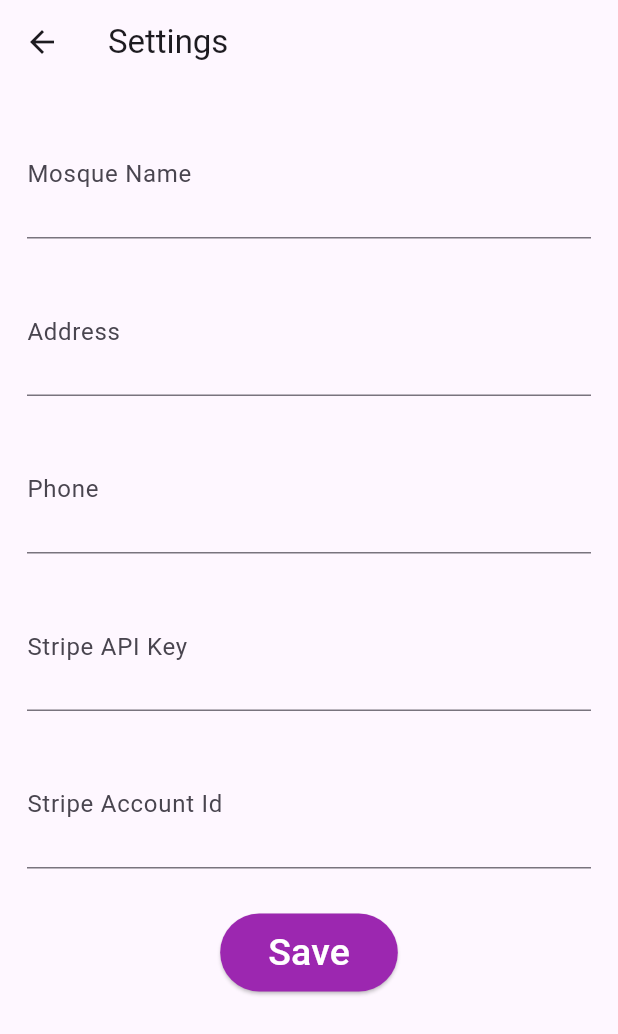
After one commit to ginilabuk/donation_flutter, a Flutter app: the screen it shows after launch, after a tap on the "settings" icon, on a phone screen of 412 x 824 dp. The commit adds this screen. Shown: the top 1034 px of the screen. Run offline on Flutter 3.47's test engine with Material 2 defaults, Android fonts, the phone set to English and light mode, and no system bars; our stand-ins replace dio, flutter_animate, get_it, shared_preferences.

Commit message:
added settings

```diff
--- a/lib/core/get_instances.dart
+++ b/lib/core/get_instances.dart
@@ -1,6 +1,8 @@
 import 'package:donation_flutter/services/api/services/http_request/api_request.dart';
 import 'package:get_it/get_it.dart';
+import 'package:shared_preferences/shared_preferences.dart';
 
 class GetInstance {
   static ApiRequest dataSource = GetIt.I.get<ApiRequest>();
+  static SharedPreferences localStorage = GetIt.I.get<SharedPreferences>();
 }
--- a/lib/core/register_singletons.dart
+++ b/lib/core/register_singletons.dart
@@ -1,8 +1,18 @@
 import 'package:donation_flutter/services/api/services/http_request/api_request.dart';
 import 'package:donation_flutter/services/api/services/http_request/dio/dio_request.dart';
+import 'package:flutter/foundation.dart';
 import 'package:get_it/get_it.dart';
-import 'package:path/path.dart';
+import 'package:shared_preferences/shared_preferences.dart';
 
 Future<void> registerSingletons() async {
   GetIt.I.registerLazySingleton<ApiRequest>(() => DioRequest());
+
+  try {
+    final prefs = await SharedPreferences.getInstance();
+    GetIt.I.registerLazySingleton<SharedPreferences>(() => prefs);
+  } catch (e) {
+    if (kDebugMode) {
+      print(e);
+    }
+  }
 }
--- /dev/null
+++ b/lib/models/settings_model.dart
@@ -0,0 +1,50 @@
+import 'dart:convert';
+
+import 'package:donation_flutter/core/get_instances.dart';
+
+class SettingsModel {
+  String? name;
+  String? address;
+  String? phone;
+  String? stripeAPIKey;
+  String? stripeAccountId;
+
+  SettingsModel({
+    this.name,
+    this.address,
+    this.phone,
+    this.stripeAPIKey,
+    this.stripeAccountId,
+  });
+
+  static String prefSettingsKey = "settings";
+
+  Future<bool> save() async {
+    return await GetInstance.localStorage
+        .setString(prefSettingsKey, jsonEncode(toJson()));
+  }
+
+  static SettingsModel getSettings() {
+    var data = GetInstance.localStorage.getString(prefSettingsKey);
+
+    if (data == null) return SettingsModel();
+
+    return fromJson(jsonDecode(data));
+  }
+
+  Map<String, dynamic> toJson() => {
+        "name": name,
+        "address": address,
+        "phone": phone,
+        "stripeAPIKey": stripeAPIKey,
+        "stripeAccountId": stripeAccountId,
+      };
+
+  static SettingsModel fromJson(Map<String, dynamic> map) => SettingsModel(
+        name: map['name'],
+        address: map['address'],
+        phone: map['phone'],
+        stripeAPIKey: map['stripeAPIKey'],
+        stripeAccountId: map['stripeAccountId'],
+      );
+}
--- a/lib/router/my_router.dart
+++ b/lib/router/my_router.dart
@@ -1,3 +1,4 @@
+import 'package:donation_flutter/views/settings/settings_screen.dart';
 import 'package:donation_flutter/views/splash/splash_view.dart';
 import 'package:flutter/material.dart';
 import 'package:donation_flutter/router/route_animations.dart';
@@ -14,6 +15,10 @@ class MyRouter {
       return RouteAnimations.createRouteLeftToRight(
           const SplashView(), settings);
     }
+    if (settings.name == RouteTo.settings.name) {
+      return RouteAnimations.createRouteLeftToRight(
+          const SettingsScreen(), settings);
+    }
     return MaterialPageRoute(
       builder: (_) => Scaffold(
         body: Center(
--- a/lib/router/route_to.dart
+++ b/lib/router/route_to.dart
@@ -1,6 +1,7 @@
 enum RouteTo {
   splash,
   home,
+  settings,
   page1,
   page2,
 }
--- a/lib/views/home/home_screen.dart
+++ b/lib/views/home/home_screen.dart
@@ -1,3 +1,4 @@
+import 'package:donation_flutter/router/route_to.dart';
 import 'package:flutter/material.dart';
 import 'package:provider/provider.dart';
 import 'package:donation_flutter/providers/payment_provider.dart';
@@ -21,6 +22,14 @@ class _HomeScreenState extends State<HomeScreen> {
     return Scaffold(
       appBar: AppBar(
         title: const Text("Please Donate Generously"),
+        actions: [
+          IconButton(
+            onPressed: () {
+              Navigator.pushNamed(context, RouteTo.settings.name);
+            },
+            icon: const Icon(Icons.settings),
+          )
+        ],
       ),
       body: SingleChildScrollView(
         child: Stack(
--- /dev/null
+++ b/lib/views/settings/settings_screen.dart
@@ -0,0 +1,105 @@
+// ignore_for_file: prefer_const_constructors, use_build_context_synchronously
+
+import 'package:donation_flutter/models/settings_model.dart';
+import 'package:donation_flutter/views/widgets/form_field_primary.dart';
+import 'package:flutter/material.dart';
+import 'package:flutter/src/widgets/framework.dart';
+import 'package:flutter/src/widgets/placeholder.dart';
+
+class SettingsScreen extends StatefulWidget {
+  const SettingsScreen({super.key});
+
+  @override
+  State<SettingsScreen> createState() => _SettingsScreenState();
+}
+
+class _SettingsScreenState extends State<SettingsScreen> {
+  SettingsModel? settings;
+
+  @override
+  void initState() {
+    super.initState();
+    settings = SettingsModel.getSettings();
+  }
+
+  @override
+  Widget build(BuildContext context) {
+    return Scaffold(
+      appBar: AppBar(
+        title: const Text("Settings"),
+      ),
+      body: SingleChildScrollView(
+        padding: const EdgeInsets.all(8.0),
+        child: Column(
+          children: [
+            FormFieldPrimary(
+              label: "Mosque Name",
+              initialValue: settings?.name,
+              onChanged: (value) {
+                settings?.name = value;
+              },
+            ),
+            FormFieldPrimary(
+              label: "Address",
+              initialValue: settings?.address,
+              onChanged: (value) {
+                settings?.address = value;
+              },
+            ),
+            FormFieldPrimary(
+              label: "Phone",
+              initialValue: settings?.phone,
+              onChanged: (value) {
+                settings?.phone = value;
+              },
+            ),
+            FormFieldPrimary(
+              label: "Stripe API Key",
+              initialValue: settings?.stripeAPIKey,
+              onChanged: (value) {
+                settings?.stripeAPIKey = value;
+              },
+            ),
+            FormFieldPrimary(
+              label: "Stripe Account Id",
+              initialValue: settings?.stripeAccountId,
+              onChanged: (value) {
+                settings?.stripeAccountId = value;
+              },
+            ),
+            Padding(
+              padding: const EdgeInsets.only(top: 20, bottom: 50),
+              child: ElevatedButton(
+                onPressed: () async {
+                  var isSaved = await settings!.save();
+
+                  if (isSaved) {
+                    Navigator.pop(context);
+                  } else {
+                    ScaffoldMessenger.of(context).clearSnackBars();
+
+                    ScaffoldMessenger.of(context).showSnackBar(
+                        SnackBar(content: Text("Settings not saved")));
+                  }
+                },
+                style: ElevatedButton.styleFrom(
+                  foregroundColor: Colors.white,
+                  backgroundColor: Colors.purple,
+                ),
+                child: const Padding(
+                  padding: EdgeInsets.all(8.0),
+                  child: Text(
+                    "Save",
+                    style: TextStyle(
+                      fontSize: 25,
+                    ),
+                  ),
+                ),
+              ),
+            ),
+          ],
+        ),
+      ),
+    );
+  }
+}
--- /dev/null
+++ b/lib/views/widgets/form_field_primary.dart
@@ -0,0 +1,47 @@
+import 'package:flutter/material.dart';
+import 'package:flutter/src/widgets/framework.dart';
+import 'package:flutter/src/widgets/placeholder.dart';
+
+class FormFieldPrimary extends StatelessWidget {
+  final TextEditingController? controller;
+  final String? hintText;
+  final String? initialValue;
+  final String? label;
+  final void Function(String value)? onChanged;
+
+  const FormFieldPrimary({
+    super.key,
+    this.controller,
+    this.hintText,
+    this.label,
+    this.onChanged,
+    this.initialValue,
+  });
+
+  @override
+  Widget build(BuildContext context) {
+    return Container(
+      padding: const EdgeInsets.all(10),
+      child: TextFormField(
+        initialValue: initialValue,
+        controller: controller,
+        keyboardType: TextInputType.number,
+        style: const TextStyle(
+          fontSize: 35,
+          color: Colors.black87,
+        ),
+        decoration: InputDecoration(
+          label: label != null ? Text(label!) : null,
+          hintText: hintText,
+          focusedBorder: OutlineInputBorder(
+            borderRadius: BorderRadius.circular(10.0),
+            borderSide: const BorderSide(
+              color: Colors.black,
+            ),
+          ),
+        ),
+        onChanged: onChanged,
+      ),
+    );
+  }
+}
--- a/pubspec.yaml
+++ b/pubspec.yaml
@@ -18,6 +18,7 @@ dependencies:
   dio: ^4.0.6
   flutter_animate: ^1.0.0
   loading_animation_widget: ^1.2.0+3
+  shared_preferences: ^2.0.18
 
   cupertino_icons: ^1.0.2
 
```
Also changed, not shown: pubspec.lock, 1 other file.
